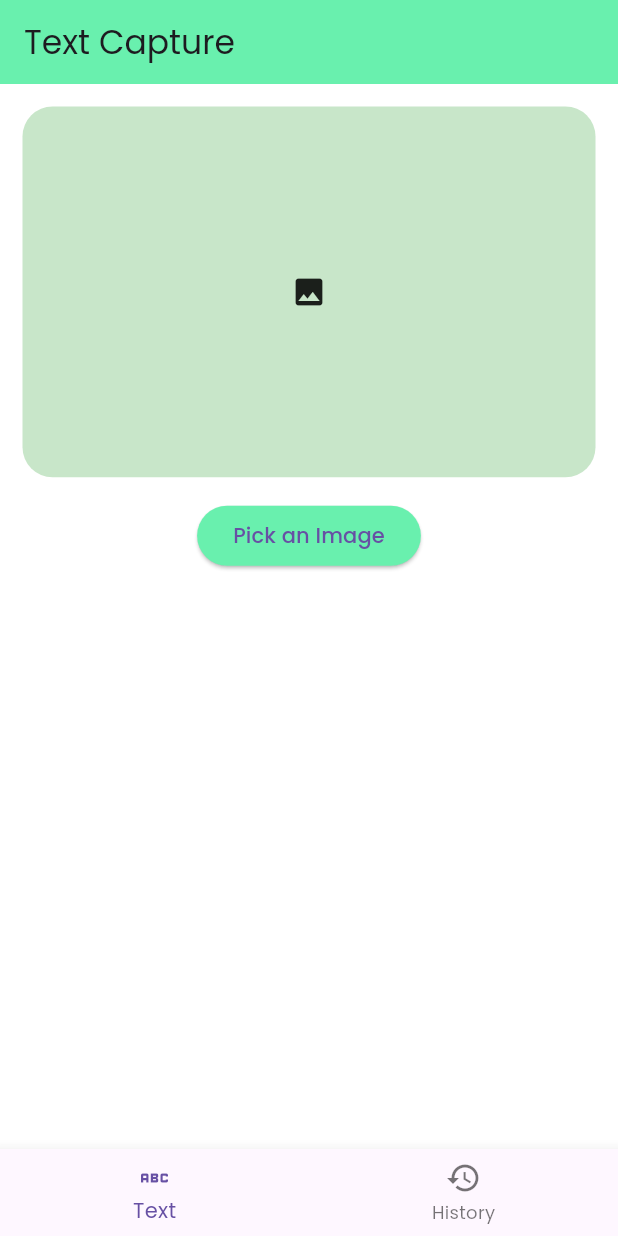
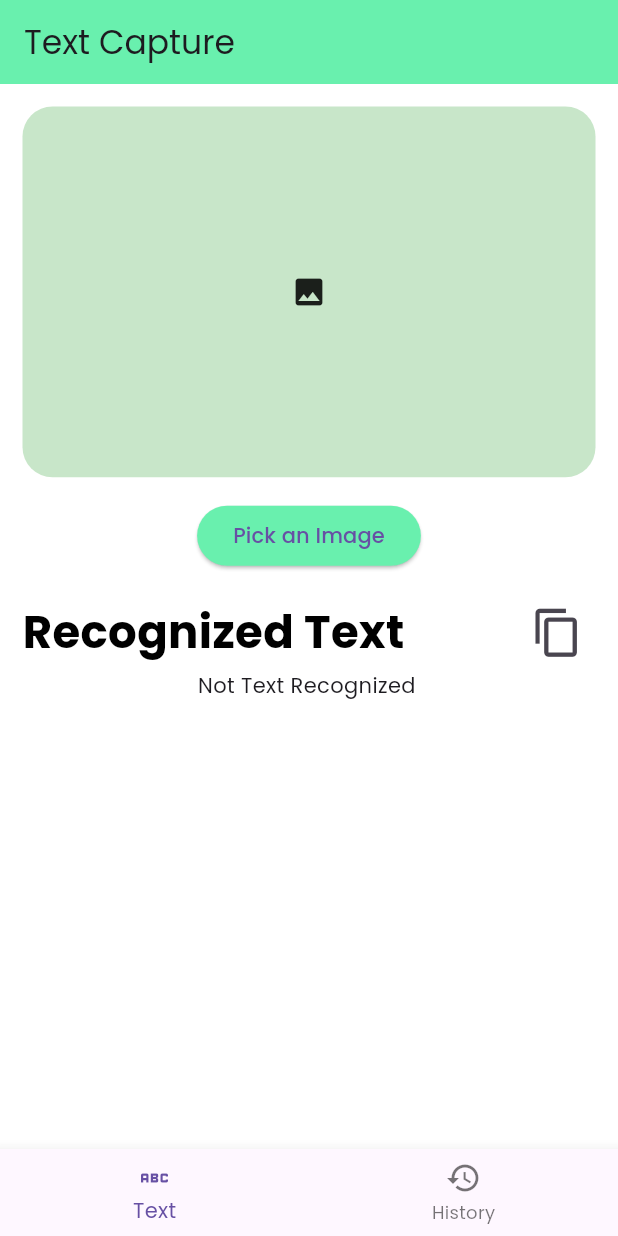
Before and after one commit to PAIshanMadusha/firebase-ml-text-recognition-app, a Flutter app: the screen it shows after launch, on a phone screen of 412 x 824 dp. Run offline on Flutter 3.47's test engine with Material 3 defaults, Android fonts, the light colour scheme and no system bars; our stand-ins replace firebase_core, google_fonts, image_picker; missing offline and left inert: google_mlkit_text_recognition; accounts and stored records are empty; generated files the repository leaves out were written again.

Commit message:
Text Capture Page Design

```diff
--- a/lib/pages/text_capture_page.dart
+++ b/lib/pages/text_capture_page.dart
@@ -1,5 +1,6 @@
 import 'package:firebase_ml_text_recognition_app/widgets/image_preview.dart';
 import 'package:flutter/material.dart';
+import 'package:flutter/services.dart';
 import 'package:image_picker/image_picker.dart';
 import 'package:google_mlkit_text_recognition/google_mlkit_text_recognition.dart';
 
@@ -57,11 +58,61 @@ class _TextCapturePageState extends State<TextCapturePage> {
     );
   }
 
+  //Text Recognizer
+  late TextRecognizer textRecognizer;
+  String recognizedText = "";
+  bool isRecognizing = false;
 
+  //Method to Process the Picked Image
+  void _processImage() async {
+    if (pickedImagePath == null) {
+      return;
+    }
+    setState(() {
+      isRecognizing = true;
+      recognizedText = "";
+    });
+    try {
+      final inputImage = InputImage.fromFilePath(pickedImagePath!);
+      final RecognizedText recognizedTextFromModel = await textRecognizer
+          .processImage(inputImage);
+
+      //Loop Through the Recognized Text
+      for (TextBlock block in recognizedTextFromModel.blocks) {
+        for (TextLine line in block.lines) {
+          recognizedText += "${line.text} \n";
+        }
+      }
+      debugPrint(recognizedText);
+    } catch (error) {
+      if (!mounted) {
+        return;
+      }
+      debugPrint("Error: $error");
+    } finally {
+      setState(() {
+        isRecognizing = false;
+      });
+    }
+  }
+
+  //Copy to Clipboard
+  void _copyToClipboard() async {
+    if (recognizedText.isNotEmpty) {
+      await Clipboard.setData(ClipboardData(text: recognizedText));
+      if (!mounted) {
+        return;
+      }
+      ScaffoldMessenger.of(
+        context,
+      ).showSnackBar(SnackBar(content: Text("Text Copied to Clipboard")));
+    }
+  }
 
   @override
   void initState() {
     imagePicker = ImagePicker();
+    textRecognizer = TextRecognizer(script: TextRecognitionScript.latin);
     super.initState();
   }
 
@@ -69,8 +120,7 @@ class _TextCapturePageState extends State<TextCapturePage> {
   Widget build(BuildContext context) {
     return Scaffold(
       appBar: AppBar(title: Text("Text Capture")),
-      body: SingleChildScrollView(
-        child: Padding(
+      body: Padding(
         padding: EdgeInsets.all(15),
         child: Column(
           children: [
@@ -81,8 +131,59 @@ class _TextCapturePageState extends State<TextCapturePage> {
                 onPressed: _selectImageModel,
                 child: Text("Pick an Image"),
               ),
+            if (isImagePicked)
+              ElevatedButton(
+                onPressed: isRecognizing ? null : _processImage,
+                child: Row(
+                  mainAxisSize: MainAxisSize.min,
+                  children: [
+                    Text("Capture Text"),
+                    if (isRecognizing) ...[
+                      SizedBox(width: 20),
+                      SizedBox(
+                        height: 18,
+                        width: 18,
+                        child: CircularProgressIndicator(
+                          strokeWidth: 2,
+                          color: Colors.green,
+                        ),
+                      ),
+                    ],
                   ],
                 ),
+              ),
+            SizedBox(height: 15),
+            Row(
+              mainAxisAlignment: MainAxisAlignment.spaceBetween,
+              children: [
+                Text(
+                  "Recognized Text",
+                  style: TextStyle(
+                    fontSize: 30,
+                    fontWeight: FontWeight.bold,
+                    color: Colors.black,
+                  ),
+                ),
+                IconButton(
+                  onPressed: _copyToClipboard,
+                  icon: Icon(Icons.copy, size: 35),
+                ),
+              ],
+            ),
+            if (!isRecognizing) ...[
+              Expanded(
+                child: Scrollbar(
+                  child: SingleChildScrollView(
+                    child: SelectableText(
+                      recognizedText.isEmpty
+                          ? "Not Text Recognized"
+                          : recognizedText,
+                    ),
+                  ),
+                ),
+              ),
+            ],
+          ],
         ),
       ),
     );
```
Lines whose indentation alone changed are shown as unchanged.
